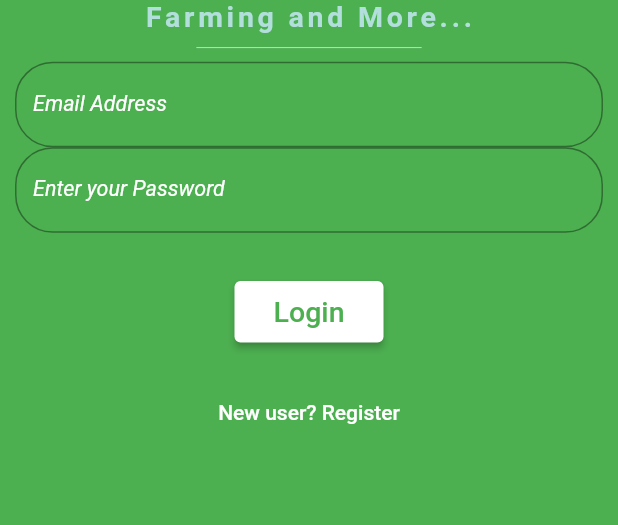
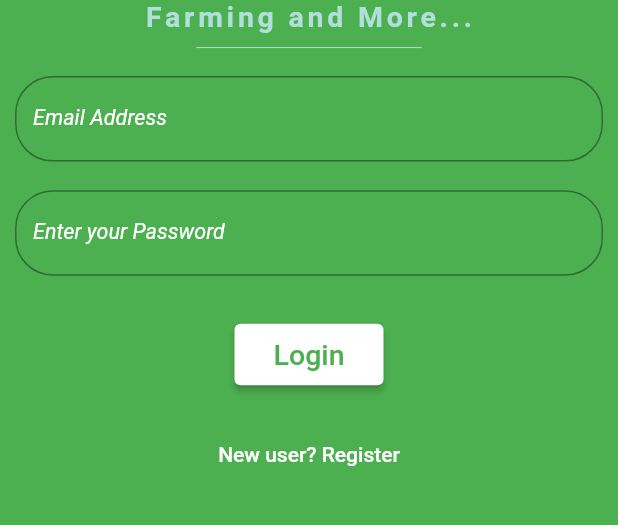
Before and after one commit to Crazzygamerr/AgriGrow, a Flutter app: the screen it shows after launch, on a phone screen of 412 x 824 dp, the part 579-1104 px from its top. Run offline on Flutter 3.47's test engine with Material 2 defaults, Android fonts, the phone set to English and light mode, and no system bars; our stand-ins replace cloud_firestore, firebase_auth, firebase_core, flutter_screenutil, fluttertoast, shared_preferences; accounts and stored records are empty; Roboto replaces fonts that are missing (KaushanScript, SourceSansPro, Tangerine).

Commit message:
Update Login.dart

```diff
--- a/lib/Screens/Login.dart
+++ b/lib/Screens/Login.dart
@@ -75,6 +75,9 @@ class _LoginState extends State<Login> {
                                         color: Colors.teal.shade100,
                                     ),
                                 ),
+                                SizedBox(
+                                    height: ScreenUtil().setHeight(10),
+                                ),
 
                                 TextFormField(
 
@@ -104,7 +107,9 @@ class _LoginState extends State<Login> {
                                         fillColor: Colors.white,
                                     ),
                                 ),
-
+                                SizedBox(
+                                    height: ScreenUtil().setHeight(20),
+                                ),
                                 TextFormField(
                                     controller: passCon,
                                     keyboardType: TextInputType.visiblePassword,
```
